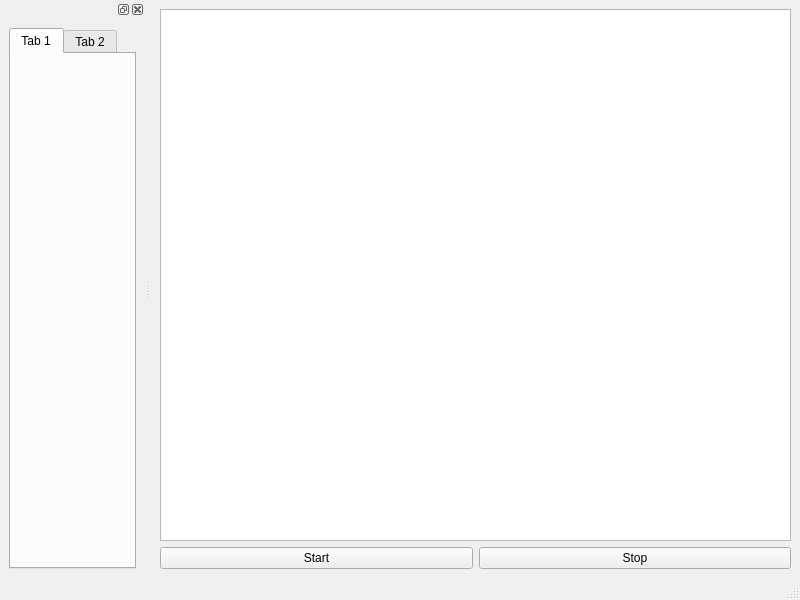
First picture: the form in mainwindow.ui, repository artthirt/whisper_ui, before the edit.
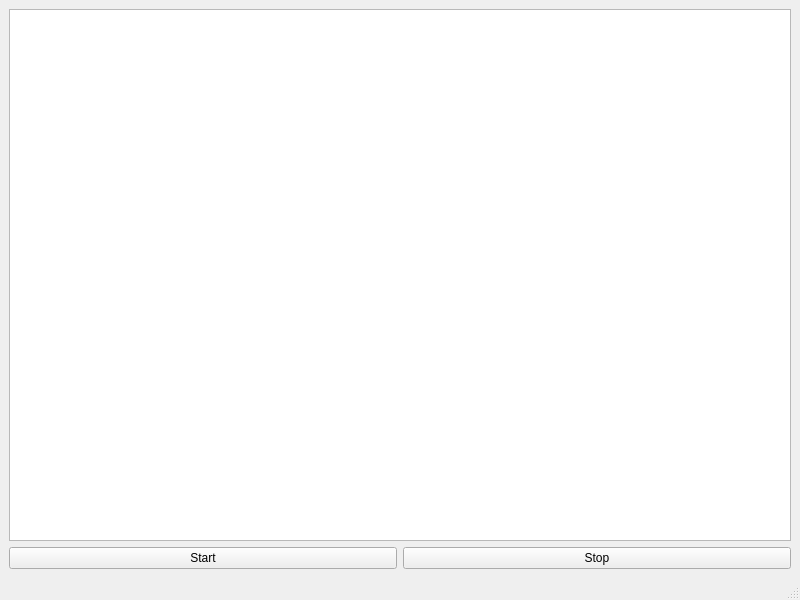
Second picture: the form after the edit.

What changed in the file:
```diff
--- a/mainwindow.ui
+++ b/mainwindow.ui
@@ -52,41 +52,6 @@
    </property>
   </widget>
   <widget class="QStatusBar" name="statusbar"/>
-  <widget class="QDockWidget" name="dockWidget">
-   <attribute name="dockWidgetArea">
-    <number>1</number>
-   </attribute>
-   <widget class="QWidget" name="dockWidgetContents">
-    <layout class="QVBoxLayout" name="verticalLayout_2">
-     <item>
-      <widget class="QTabWidget" name="twTabs">
-       <property name="tabPosition">
-        <enum>QTabWidget::North</enum>
-       </property>
-       <property name="currentIndex">
-        <number>0</number>
-       </property>
-       <property name="documentMode">
-        <bool>false</bool>
-       </property>
-       <property name="tabBarAutoHide">
-        <bool>false</bool>
-       </property>
-       <widget class="QWidget" name="tab">
-        <attribute name="title">
-         <string>Tab 1</string>
-        </attribute>
-       </widget>
-       <widget class="QWidget" name="tab_2">
-        <attribute name="title">
-         <string>Tab 2</string>
-        </attribute>
-       </widget>
-      </widget>
-     </item>
-    </layout>
-   </widget>
-  </widget>
  </widget>
  <resources/>
  <connections/>
```
